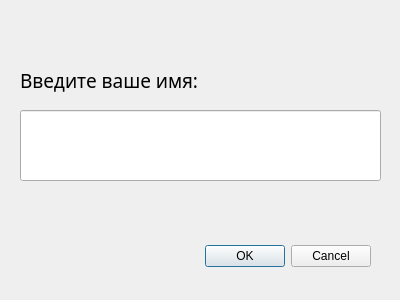
Above: gui/reg.ui from shysa/Chat-with-files.networks before the change. Below: the same form after it.
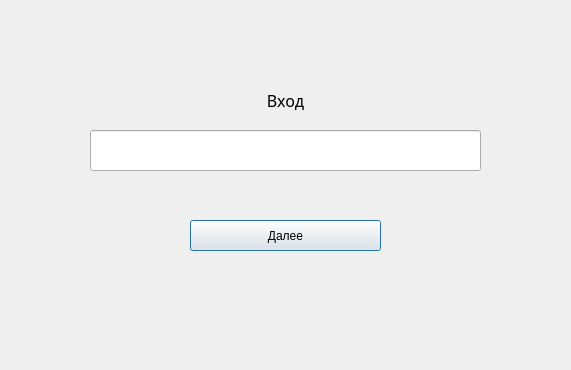
That is the form after the change.

What changed in the file:
```diff
--- a/gui/reg.ui
+++ b/gui/reg.ui
@@ -6,36 +6,23 @@
    <rect>
     <x>0</x>
     <y>0</y>
-    <width>400</width>
-    <height>300</height>
+    <width>571</width>
+    <height>370</height>
    </rect>
   </property>
   <property name="windowTitle">
    <string>Dialog</string>
   </property>
-  <widget class="QDialogButtonBox" name="buttonBox">
-   <property name="geometry">
-    <rect>
-     <x>30</x>
-     <y>240</y>
-     <width>341</width>
-     <height>32</height>
-    </rect>
-   </property>
-   <property name="orientation">
-    <enum>Qt::Horizontal</enum>
-   </property>
-   <property name="standardButtons">
-    <set>QDialogButtonBox::Cancel|QDialogButtonBox::Ok</set>
-   </property>
-  </widget>
+  <property name="windowOpacity">
+   <double>-1.000000000000000</double>
+  </property>
   <widget class="QLineEdit" name="lineEdit">
    <property name="geometry">
     <rect>
-     <x>20</x>
-     <y>110</y>
-     <width>361</width>
-     <height>71</height>
+     <x>90</x>
+     <y>130</y>
+     <width>391</width>
+     <height>41</height>
     </rect>
    </property>
    <property name="font">
@@ -48,20 +35,52 @@
   <widget class="QLabel" name="label">
    <property name="geometry">
     <rect>
-     <x>20</x>
-     <y>60</y>
-     <width>281</width>
+     <x>0</x>
+     <y>80</y>
+     <width>571</width>
      <height>41</height>
     </rect>
    </property>
    <property name="font">
     <font>
      <family>Book Antiqua</family>
-     <pointsize>14</pointsize>
+     <pointsize>12</pointsize>
     </font>
    </property>
    <property name="text">
-    <string>Введите ваше имя:</string>
+    <string>Вход</string>
+   </property>
+   <property name="alignment">
+    <set>Qt::AlignCenter</set>
+   </property>
+  </widget>
+  <widget class="QPushButton" name="pushButton">
+   <property name="geometry">
+    <rect>
+     <x>190</x>
+     <y>220</y>
+     <width>191</width>
+     <height>31</height>
+    </rect>
+   </property>
+   <property name="text">
+    <string>Далее</string>
+   </property>
+  </widget>
+  <widget class="QLabel" name="label_2">
+   <property name="geometry">
+    <rect>
+     <x>90</x>
+     <y>180</y>
+     <width>391</width>
+     <height>31</height>
+    </rect>
+   </property>
+   <property name="text">
+    <string/>
+   </property>
+   <property name="alignment">
+    <set>Qt::AlignCenter</set>
    </property>
   </widget>
  </widget>
```
Left out of the diff: 37 changed lines with no effect on the pictures.
